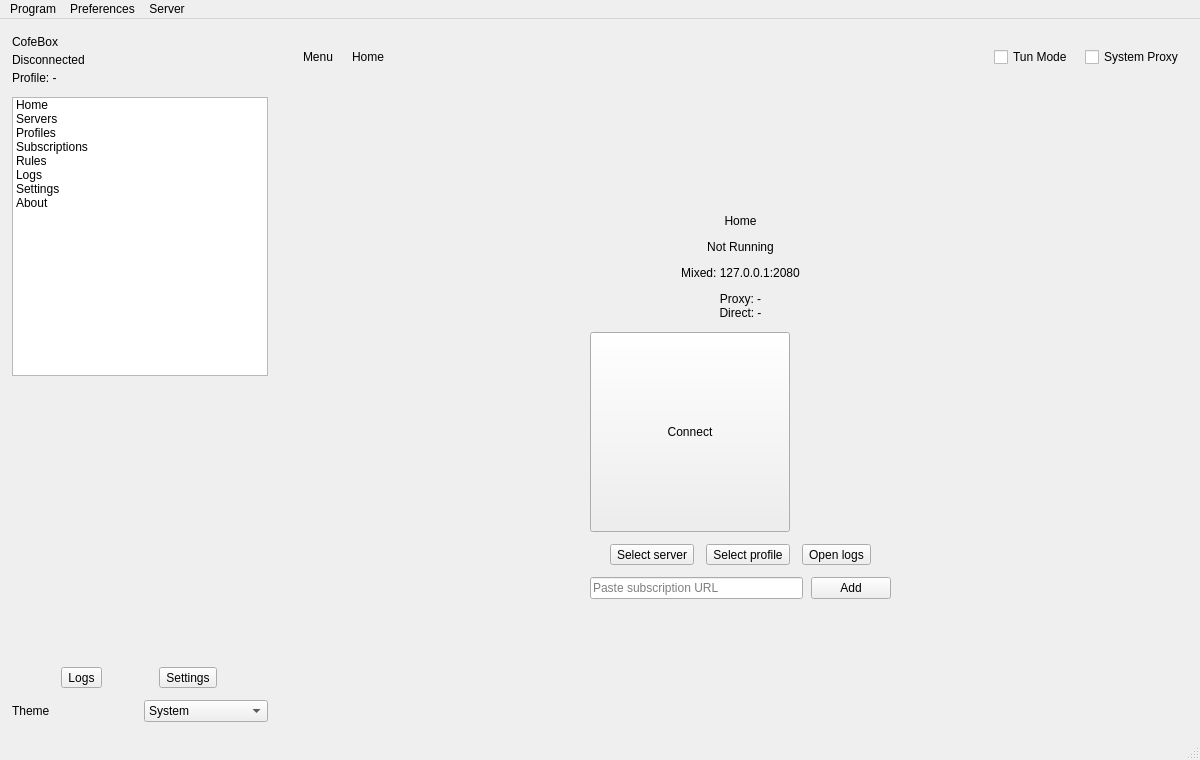
Before: the Qt Designer form ui/mainwindow.ui in cofedish/cofe-nekobox, drawn with Qt 5.
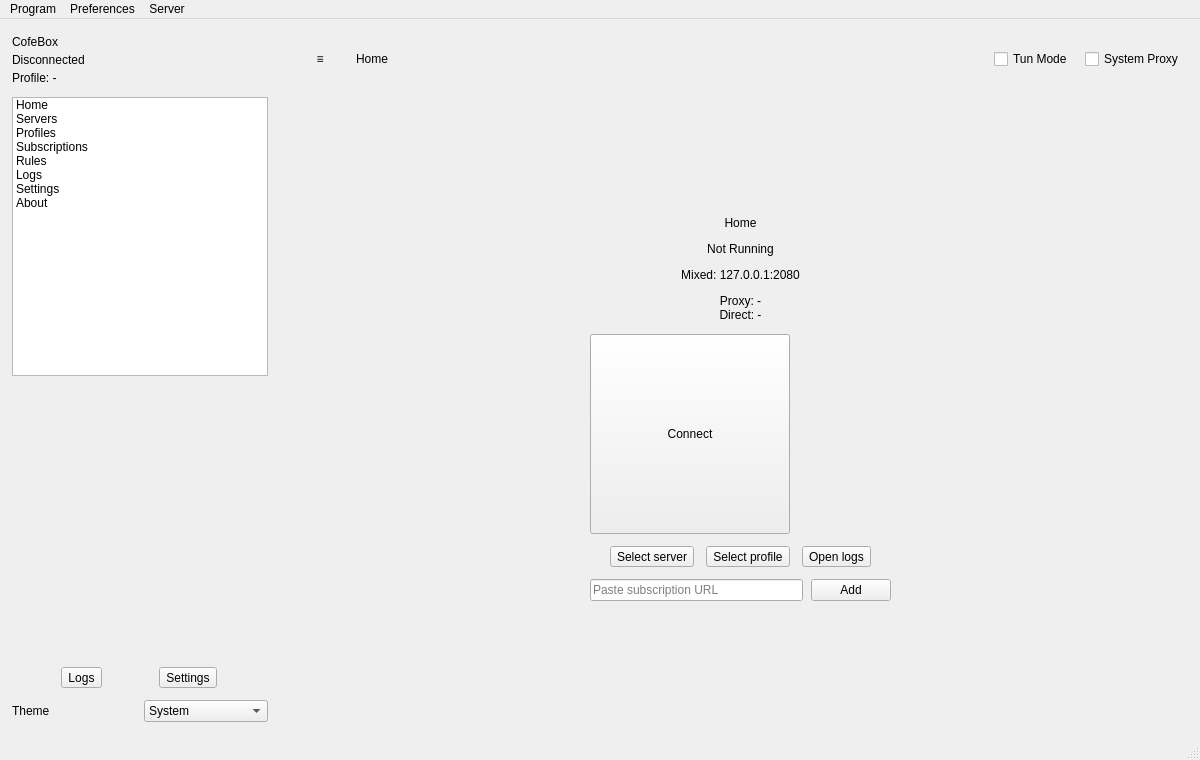
After: the same form once the commit is applied. Custom widgets are drawn as their Qt base class.

Commit message: ui: hamburger menu button

Patch:
```diff
--- a/ui/mainwindow.ui
+++ b/ui/mainwindow.ui
@@ -320,18 +320,18 @@
            <widget class="QToolButton" name="drawer_toggle">
             <property name="minimumSize">
              <size>
-              <width>44</width>
-              <height>44</height>
+              <width>48</width>
+              <height>48</height>
              </size>
             </property>
             <property name="maximumSize">
              <size>
-              <width>44</width>
-              <height>44</height>
+              <width>48</width>
+              <height>48</height>
              </size>
             </property>
             <property name="text">
-             <string>Menu</string>
+             <string>≡</string>
             </property>
             <property name="toolButtonStyle">
              <enum>Qt::ToolButtonIconOnly</enum>
```
The commit also changes 2 other files.
